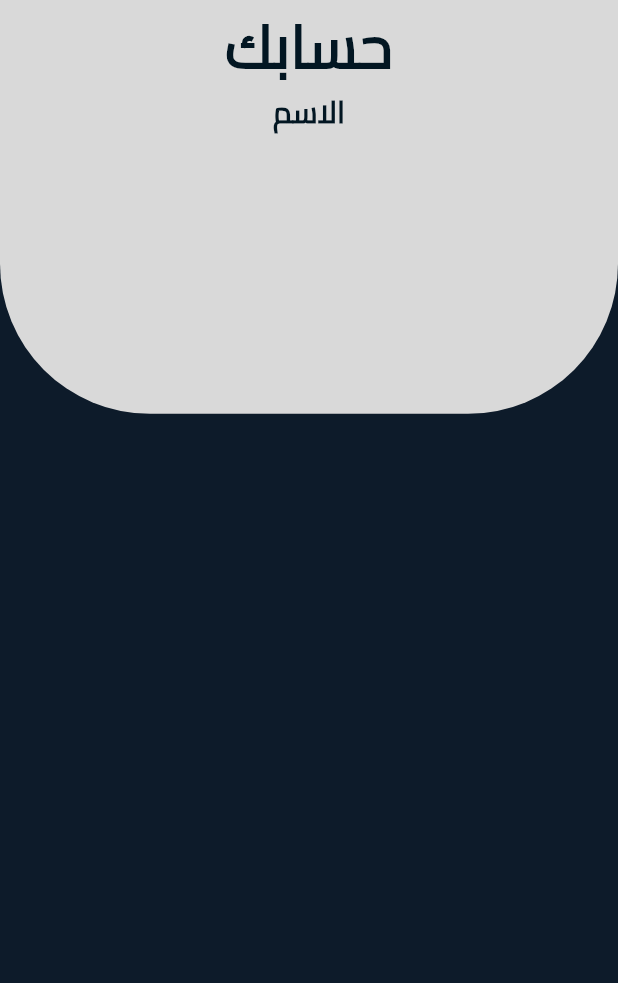
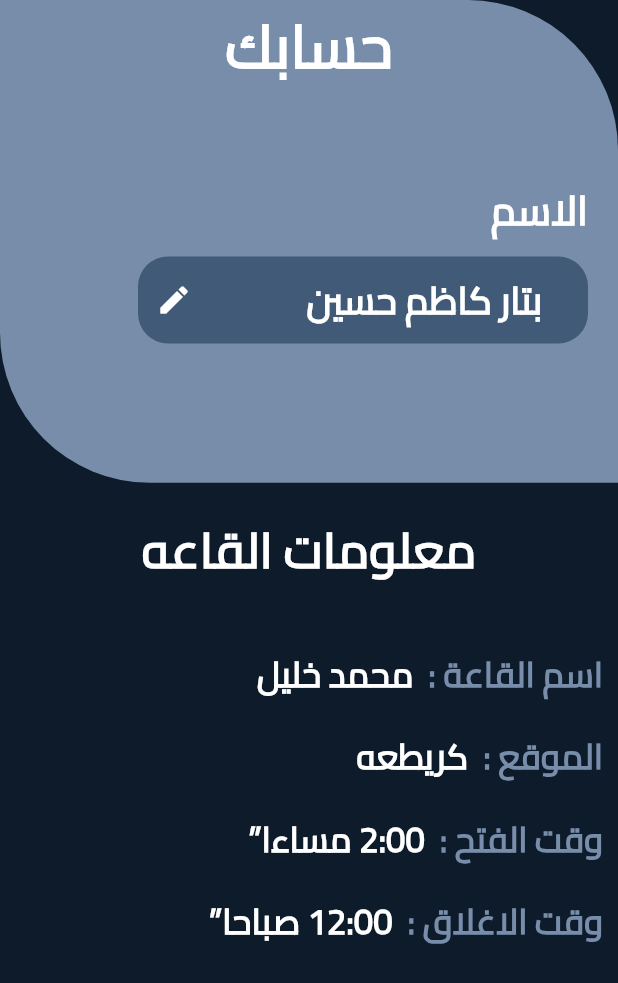
Before and after one commit to btar666/gym, a Flutter app: the Account widget shown alone on an empty page, opened directly, on a phone screen of 412 x 824 dp. Shown: the top 983 px of the screen. Run offline on Flutter 3.47's test engine with Material 3 defaults, Android fonts, the phone set to English and light mode, and no system bars; our stand-ins replace dot_navigation_bar, flutter_keyboard_visibility, flutter_screenutil, font_awesome_flutter, get, get_storage and 2 more; missing offline and left inert: dart:ffi, flutter_gif, gif_view; accounts and stored records are empty.

Commit message:
update change

```diff
--- a/lib/view/home/acount.dart
+++ b/lib/view/home/acount.dart
@@ -1,22 +1,22 @@
 import 'package:flutter/material.dart';
 import 'package:flutter_screenutil/flutter_screenutil.dart';
-import 'package:get/get_connect/http/src/utils/utils.dart';
 
 class Account extends StatelessWidget {
+  var namecontroller     = TextEditingController();
   @override
   Widget build(BuildContext context) {
     return Column(
       children: [
         Container(
-          height: 300.h,
+          height: 350.h,
           decoration: const BoxDecoration(
-            color: Color(0xFFD9D9D9),
+            color: Color(0xFF778DA9),
             borderRadius: BorderRadius.only(
-              bottomRight: Radius.circular(100.0),
+              topRight: Radius.circular(100.0),
                bottomLeft: Radius.circular(100.0),
             ),
           ),
-          child: const Column(
+          child:  Column(
             children: [
               Center(
                 child: Text(
@@ -27,27 +27,215 @@ class Account extends StatelessWidget {
                     fontWeight: FontWeight.w700,
                     height: 1.5, // line height
                     letterSpacing: 0.0,
-                    color: Color.fromRGBO(2, 22, 34, 1),
+                    color: Colors.white,
                   ),
                   textAlign: TextAlign.right,
                 ),
               ),
+                SizedBox(
+                  height: 60,),
+              Row(
+                children: [
+                  SizedBox(width: 20,),
                   Text(
                     "الاسم",
                     style: TextStyle(
                       fontFamily: 'Cairo',
-                  fontSize: 20.0,
+                      fontSize: 27.0,
                       fontWeight: FontWeight.w700,
                       height: 1.5, // line height
                       letterSpacing: 0.0,
-                  color: Color.fromRGBO(2, 22, 34, 1),
+                      color: Colors.white,
                     ),
                     textAlign: TextAlign.right,
                   ),
                 ],
               ),
+             SizedBox(height: 10,),
+              Row(
+
+                children: [
+
+               SizedBox(width: 20,),
+               Container(
+                 width: 300,
+                 child: TextFormField(
+                 controller: namecontroller,
+                 readOnly: true, // Disable text editing
+                 style: TextStyle(color: Colors.white),
+                 decoration: InputDecoration(
+                 hintText: '   بتار كاظم حسين',
+                 hintStyle: TextStyle(
+                 fontSize: 25,
+                 fontWeight: FontWeight.w700,
+                 color: Colors.white,
+                 ),
+                 filled: true,
+                 fillColor: Color(0xFF415A77),
+                 contentPadding: EdgeInsets.all(10),
+                 labelStyle: TextStyle(color: Colors.white),
+                 enabledBorder: OutlineInputBorder(
+                 borderRadius: BorderRadius.circular(20),
+                 borderSide: BorderSide(color: Colors.transparent),
+                 ),
+                 focusedBorder: OutlineInputBorder(
+                 borderRadius: BorderRadius.circular(20),
+                 borderSide: BorderSide(color: Colors.transparent),
+                  ),
+                   suffixIcon: Icon(Icons.edit,
+                   color: Colors.white,
+                   ),
+                 ),
+                 ),
+               ),
+
+
+                ],)
+
+
+
+    ],
+          ),
+        ),
+     SizedBox(height: 20,),
+        Text(
+          "معلومات القاعه",
+          style: TextStyle(
+            fontFamily: 'Cairo',
+            fontSize: 33.0,
+            fontWeight: FontWeight.w700,
+            height: 1.5, // line height
+            letterSpacing: 0.0,
+            color: Colors.white,
+          ),
+          textAlign: TextAlign.right,
+        ),
+        SizedBox(height: 40,),
+        Row(
+          children: [
+            SizedBox(width: 10,),
+            Text(
+            "اسم القاعة :",
+              style: TextStyle(
+                fontFamily: 'Cairo',
+                fontSize: 23.0,
+                fontWeight: FontWeight.w700,
+                height: 1.5, // line height
+                letterSpacing: 0.0,
+                color: Color(0xFF778DA9),
+              ),
+              textAlign: TextAlign.right,
+            ),
+            SizedBox(width: 10,),
+            Text(
+              "محمد خليل",
+              style: TextStyle(
+                fontFamily: 'Cairo',
+                fontSize: 23.0,
+                fontWeight: FontWeight.w700,
+                height: 1.5, // line height
+                letterSpacing: 0.0,
+                color: Colors.white,
+              ),
+              textAlign: TextAlign.right,
             ),
           ],
+        ),
+        SizedBox(height: 20,),
+        Row(
+          children: [
+            SizedBox(width: 10,),
+            Text(
+              "الموقع :",
+              style: TextStyle(
+                fontFamily: 'Cairo',
+                fontSize: 23.0,
+                fontWeight: FontWeight.w700,
+                height: 1.5, // line height
+                letterSpacing: 0.0,
+                color: Color(0xFF778DA9),
+              ),
+              textAlign: TextAlign.right,
+            ),
+            SizedBox(width: 10,),
+            Text(
+              "كريطعه",
+              style: TextStyle(
+                fontFamily: 'Cairo',
+                fontSize: 23.0,
+                fontWeight: FontWeight.w700,
+                height: 1.5, // line height
+                letterSpacing: 0.0,
+                color: Colors.white,
+              ),
+              textAlign: TextAlign.right,
+            ),
+          ],
+        ),
+        SizedBox(height: 20,),
+         Row(
+          children: [
+            SizedBox(width: 10,),
+            Text(
+              "وقت الفتح :",
+              style: TextStyle(
+                fontFamily: 'Cairo',
+                fontSize: 23.0,
+                fontWeight: FontWeight.w700,
+                height: 1.5, // line height
+                letterSpacing: 0.0,
+                color: Color(0xFF778DA9),
+              ),
+              textAlign: TextAlign.right,
+            ),
+            SizedBox(width: 10,),
+            Text(
+              "2:00 مساءا”",
+              style: TextStyle(
+                fontFamily: 'Cairo',
+                fontSize: 23.0,
+                fontWeight: FontWeight.w700,
+                height: 1.5, // line height
+                letterSpacing: 0.0,
+                color: Colors.white,
+              ),
+              textAlign: TextAlign.right,
+            ),
+          ],
+        ),
+        SizedBox(height: 20,),
+        Row(
+          children: [
+            SizedBox(width: 10,),
+            Text(
+              "وقت الاغلاق :",
+              style: TextStyle(
+                fontFamily: 'Cairo',
+                fontSize: 23.0,
+                fontWeight: FontWeight.w700,
+                height: 1.5, // line height
+                letterSpacing: 0.0,
+                color: Color(0xFF778DA9),
+              ),
+              textAlign: TextAlign.right,
+            ),
+            SizedBox(width: 10,),
+            Text(
+              "12:00 صباحا”",
+              style: TextStyle(
+                fontFamily: 'Cairo',
+                fontSize: 23.0,
+                fontWeight: FontWeight.w700,
+                height: 1.5, // line height
+                letterSpacing: 0.0,
+                color: Colors.white,
+              ),
+              textAlign: TextAlign.right,
+            ),
+          ],
+        ),
+      ],
+
     );
   }
 }
```
Lines whose indentation alone changed are shown as unchanged.
